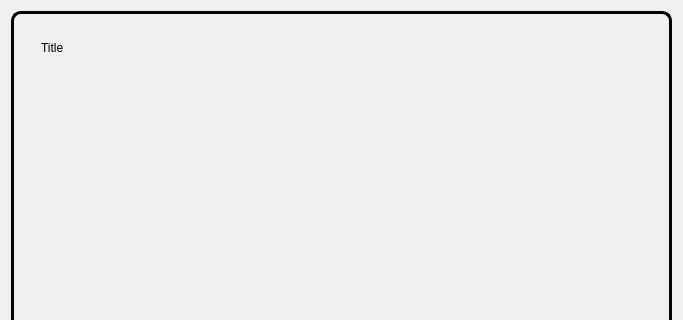
The window that ui/group.ui (MarwanMagdy0/VoiceNote) describes before a commit, drawn with Qt 5; both pictures show x 0 to 683 and y 0 to 320 of the 683 by 488 pixel window.
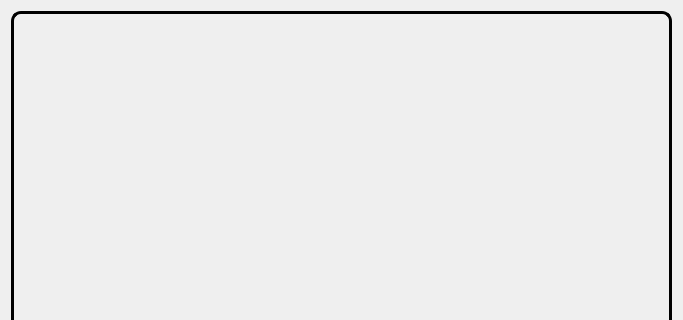
The same window after the commit.

Commit message: adding the new file tree with the new voice names and solving the title edite problem with my own way

Patch:
```diff
--- a/ui/group.ui
+++ b/ui/group.ui
@@ -91,20 +91,7 @@
            </property>
            <layout class="QVBoxLayout" name="verticalLayout_3">
             <item>
-             <widget class="QLabel" name="title_label">
-              <property name="sizePolicy">
-               <sizepolicy hsizetype="Preferred" vsizetype="Fixed">
-                <horstretch>0</horstretch>
-                <verstretch>0</verstretch>
-               </sizepolicy>
-              </property>
-              <property name="styleSheet">
-               <string notr="true"/>
-              </property>
-              <property name="text">
-               <string>Title</string>
-              </property>
-             </widget>
+             <layout class="QVBoxLayout" name="label_layout"/>
             </item>
            </layout>
           </widget>
```
Left out of the diff: 2 changed lines with no effect on the pictures. The commit also changes 6 other files.
